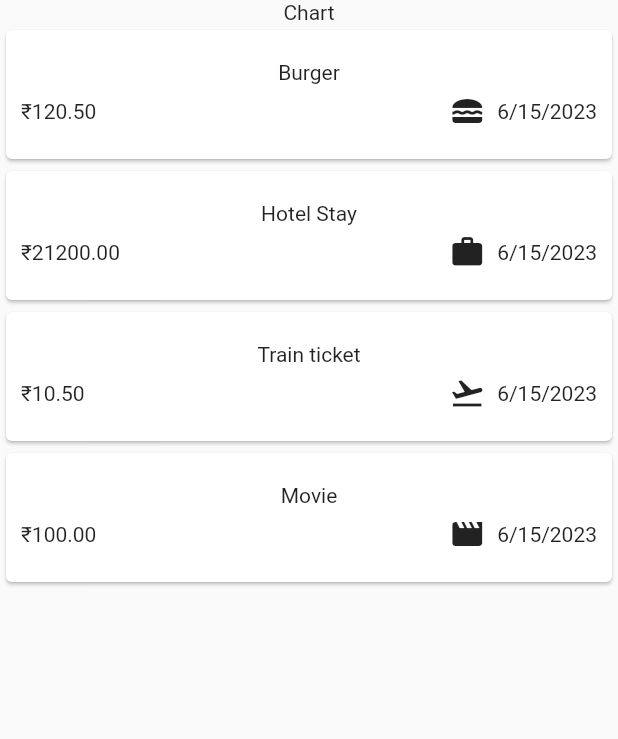
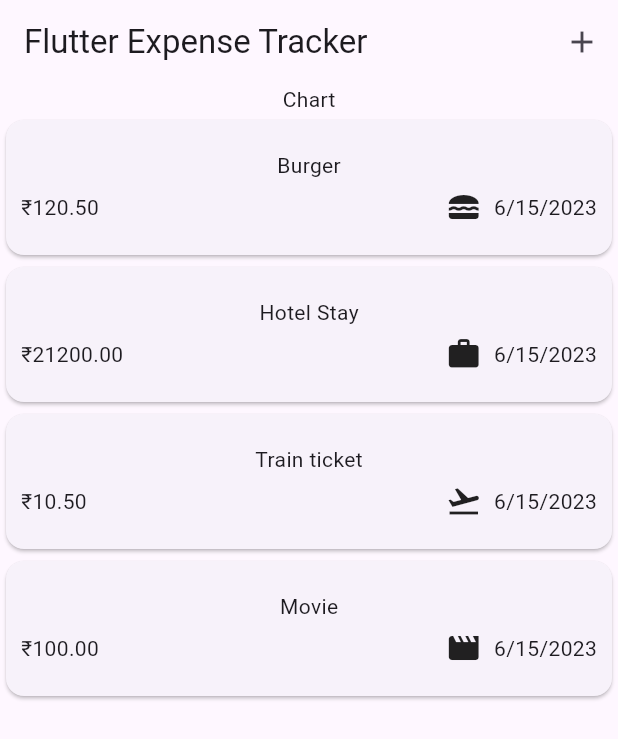
Before and after one commit to thekalpeshchoudhary/expense_tracker, a Flutter app: the screen it shows after launch, on a phone screen of 412 x 824 dp. Shown: the top 739 px of the screen. Run offline on Flutter 3.47's test engine with Material 2 defaults, Android fonts, the phone set to English and light mode, and no system bars.

Commit message:
app bar, material 3 use

```diff
--- a/lib/main.dart
+++ b/lib/main.dart
@@ -3,8 +3,9 @@ import 'package:flutter/material.dart';
 
 void main() {
   runApp(
-    const MaterialApp(
-      home: Expenses(),
+    MaterialApp(
+      theme: ThemeData(useMaterial3: true),
+      home: const Expenses(),
     ),
   );
 }
--- a/lib/widgets/expenses.dart
+++ b/lib/widgets/expenses.dart
@@ -37,11 +37,17 @@ class _ExpensesState extends State<Expenses> {
   @override
   Widget build(BuildContext context) {
     return Scaffold(
+        appBar: AppBar(
+          title: const Text('Flutter Expense Tracker'),
+          actions: [
+            IconButton(onPressed: () {}, icon: const Icon(Icons.add)),
+          ],
+        ),
         body: Column(
-      children: [
-        const Text('Chart'),
-        Expanded(child: ExpensesList(expenses: _registeredExpenses))
-      ],
-    ));
+          children: [
+            const Text('Chart'),
+            Expanded(child: ExpensesList(expenses: _registeredExpenses)),
+          ],
+        ));
   }
 }
```
